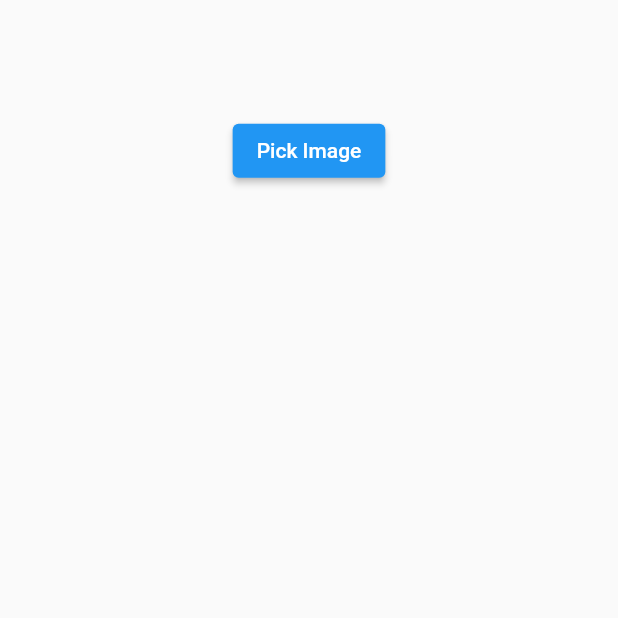
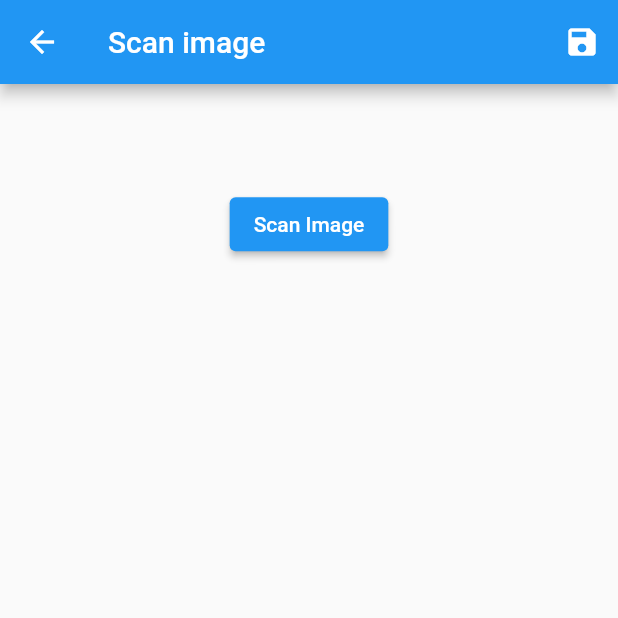
Before and after one commit to dattruong1998/mlscreen, a Flutter app: the MLScanScreen screen opened directly, on a phone screen of 412 x 824 dp, the top half of it. Run offline on Flutter 3.47's test engine with Material 2 defaults, Android fonts, the phone set to English and light mode, and no system bars; our stand-ins replace image_picker, sqflite; missing offline and left inert: flutter_barcode_scanner; accounts and stored records are empty.

Commit message:
commit fix recognise text

```diff
--- /dev/null
+++ b/lib/constants.dart
@@ -0,0 +1,4 @@
+class Constants {
+  static String ocr_method_name = "doOcr";
+  static String endpoint = "http://61c285189cfb8f0017a3e587.mockapi.io/api/v1/qr/";
+}
--- a/lib/file_screen.dart
+++ b/lib/file_screen.dart
@@ -7,9 +7,9 @@ class FileScreen extends StatefulWidget {
 
 class _FileScreenState extends State<FileScreen> {
   var data = [];
+
   @override
   void initState() {
-    // TODO: implement initState
     super.initState();
     getData();
   }
@@ -38,8 +38,6 @@ class _FileScreenState extends State<FileScreen> {
                 MaterialPageRoute(builder: (context) => FileDetailsScreen(data[index]["description"])),
               )
             },)
-
-
             : Center(child: CircularProgressIndicator());
       }),
     );
--- a/lib/InputImage.dart
+++ b/lib/input_image.dart
@@ -86,13 +86,8 @@ class InputImagePlaneMetadata {
     this.width,
   });
 
-  /// The row stride for this color plane, in bytes.
   final int bytesPerRow;
-
-  /// Height of the pixel buffer on iOS.
   final int? height;
-
-  /// Width of the pixel buffer on iOS.
   final int? width;
 
   Map<String, dynamic> _serialize() => <String, dynamic>{
@@ -120,7 +115,6 @@ extension InputImageFormatMethods on InputImageFormat {
   }
 }
 
-
 // The camera rotation angle to be specified
 enum InputImageRotation {
   Rotation_0deg,
--- a/lib/ml_screen.dart
+++ b/lib/ml_screen.dart
@@ -7,8 +7,8 @@ import 'package:flutter/services.dart';
 import 'package:image_picker/image_picker.dart';
 import 'package:recognise/SQLHelper.dart';
 import 'package:recognise/file_screen.dart';
-
-import 'InputImage.dart';
+import 'constants.dart';
+import 'input_image.dart';
 
 class MLScanScreen extends StatefulWidget {
   const MLScanScreen({Key? key}) : super(key: key);
@@ -20,7 +20,7 @@ class MLScanScreen extends StatefulWidget {
 class _MLScanScreenState extends State<MLScanScreen> {
   File? _imageFile;
   static const platform = const MethodChannel('ocr');
-  var txtResult = "";
+  var txtResult = [];
 
   @override
   void initState() {
@@ -28,43 +28,49 @@ class _MLScanScreenState extends State<MLScanScreen> {
   }
 
   void pickImage() async {
-    txtResult = "";
     final pickedFile = await ImagePicker().getImage(
       source: ImageSource.gallery,
     );
+    var result = [];
     if (pickedFile != null) {
       setState(() {
         _imageFile = File(pickedFile.path);
       });
       if (Platform.isIOS) {
-        String result = await platform.invokeMethod(
-            'doOcr', {"path": _imageFile!.path});
-        setState(() {
-          txtResult += result + "\n";
-        });
+         result = await platform.invokeMethod(
+             Constants.ocr_method_name, {"path": _imageFile!.path});
       }
       if (Platform.isAndroid) {
-        String text = await platform.invokeMethod('doOcr',
+        result = await platform.invokeMethod(Constants.ocr_method_name,
             <String, dynamic>{'imageData': InputImage.fromFilePath(_imageFile!.path).getImageData()});
+      }
       setState(() {
-          txtResult += text + "\n";
+        txtResult = result;
       });
     }
   }
-
-  }
   void saveData() async {
-    int id = await SQLHelper.createItem("folder", txtResult);
+    if (txtResult.length > 0) {
+      int id = await SQLHelper.createItem(txtResult[0], txtResult[1]);
       if (id > 0) {
         Navigator.push(
           context,
           MaterialPageRoute(builder: (context) => FileScreen()),
         );
       }
+    } else {
+      print("You do not select file");
+    }
   }
   @override
   Widget build(BuildContext context) {
     return Scaffold(
+      appBar: AppBar(
+        title: Text("Scan image"),
+        actions: [
+          IconButton(onPressed: () => saveData(), icon: Icon(Icons.save))
+        ],
+      ),
       body: Container(
         width: double.infinity,
         height: double.infinity,
@@ -73,7 +79,7 @@ class _MLScanScreenState extends State<MLScanScreen> {
             Expanded(child: Container(
               child: Center(
                 child: ElevatedButton(
-                  child: Text("Pick Image"),
+                  child: Text("Scan Image"),
                   onPressed: () => pickImage(),
                 ),
               ),
@@ -81,14 +87,31 @@ class _MLScanScreenState extends State<MLScanScreen> {
             _imageFile ==null ? SizedBox() : Expanded(child: Container(
               child:  Image.file(
                 _imageFile!,
-                fit: BoxFit.cover,
+                fit: BoxFit.contain,
               ),
-            ),flex: 3),
+            ),flex: 2),
             SizedBox(height: 20),
-            Expanded(child: Container(
-              child:  SingleChildScrollView(
+            Expanded(
+              child:  Padding(
+                padding: EdgeInsets.all(10),
+                child: SingleChildScrollView(
                   scrollDirection: Axis.vertical,
-                child: Text(txtResult),
+                  child: txtResult.length > 0 ? Column(
+                    children: [
+                      Row(
+                        children: [
+                          Expanded(child: Text("Product Title", style: TextStyle(fontWeight: FontWeight.bold)), flex: 3),
+                          Expanded(child: Text(txtResult[0]), flex: 3),
+                        ],
+                      ),
+                      Row(
+                        children: [
+                          Expanded(child: Text("Product description",style: TextStyle(fontWeight: FontWeight.bold)), flex: 3),
+                          Expanded(child: Text(txtResult[1]), flex: 3),
+                        ],
+                      )
+                    ],
+                  ): SizedBox(),
                 ),
               ),flex: 3),
           ],
--- a/lib/product_data_screen.dart
+++ b/lib/product_data_screen.dart
@@ -16,13 +16,14 @@ class ProductDataScreen extends StatefulWidget {
 class _ProductDataScreenState extends State<ProductDataScreen> {
 
   void saveData () async {
-    int data = await SQLHelper.createItem(widget.productModel.title, widget.productModel.id);
-    print(data);
+    int data = await SQLHelper.createItem(widget.productModel.title, widget.productModel.description);
     if (data > 0) {
       Navigator.push(
         context,
         MaterialPageRoute(builder: (context) => FileScreen()),
       );
+    } else {
+      print("can not create item");
     }
   }
 
```
Also changed, not shown: lib/APIHelper.dart (+9 -8 lines), lib/SQLHelper.dart (+0 -10 lines), lib/main.dart (+3 -7 lines), 7 other files. Lines whose indentation alone changed are shown as unchanged.
